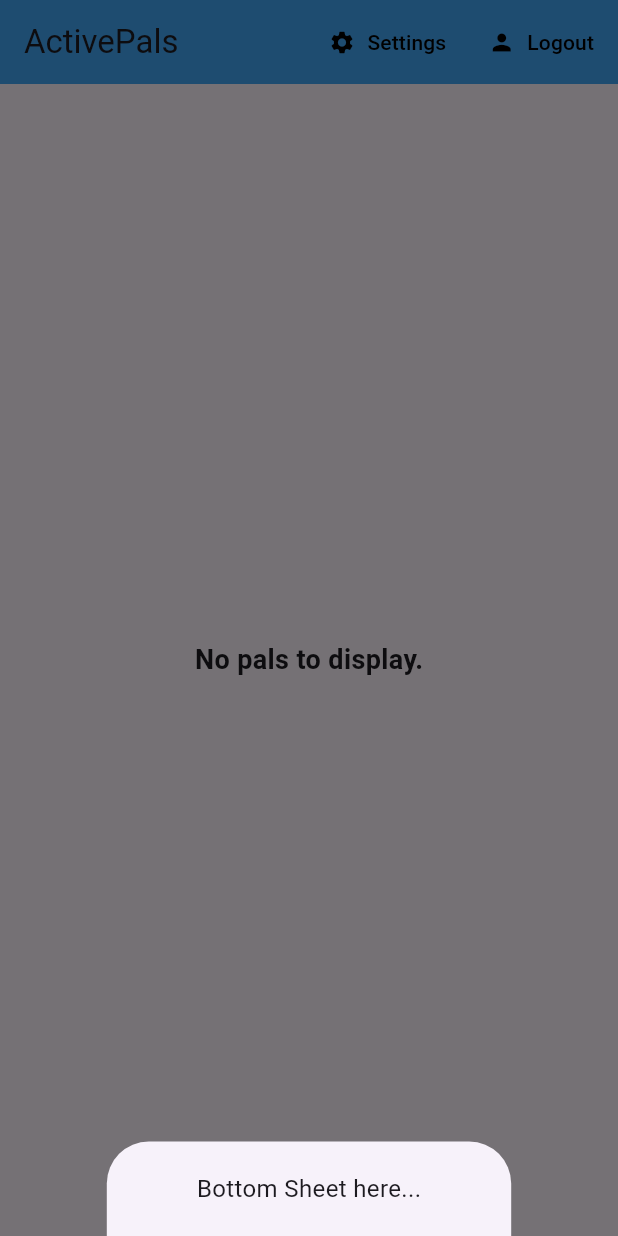
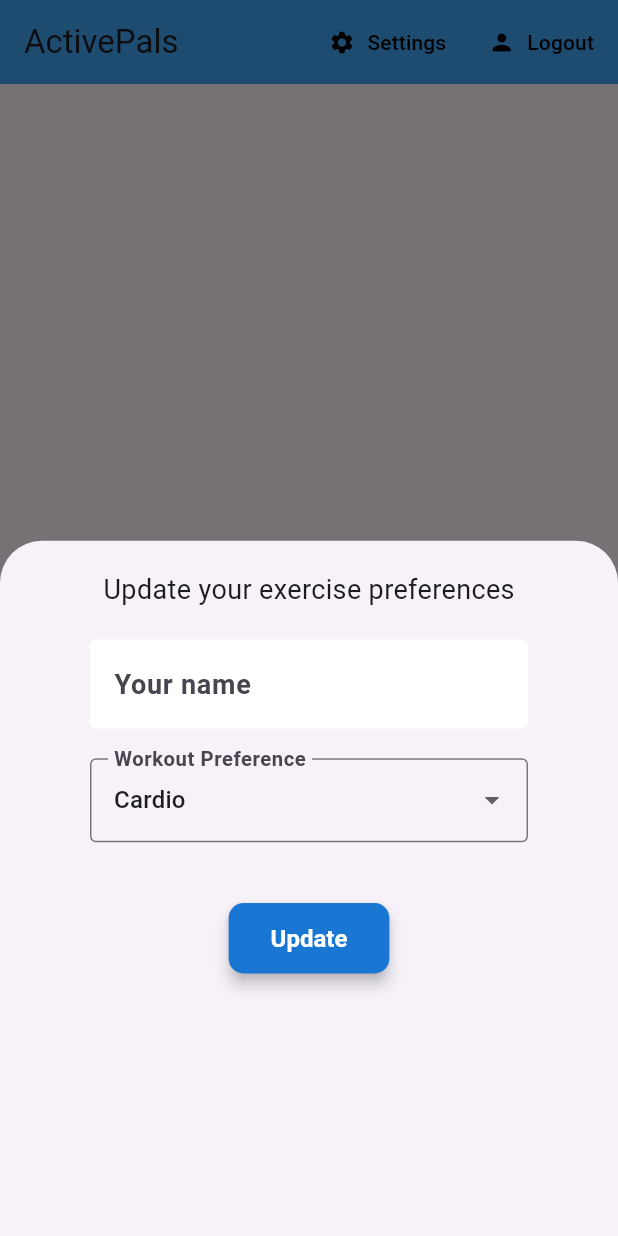
Before and after one commit to JalalA984/active-pals, a Flutter app: the screen it shows once a user with an empty profile is signed in, after a tap on "Settings", on a phone screen of 412 x 824 dp. Run offline on Flutter 3.47's test engine with Material 3 defaults, Android fonts, the light colour scheme and no system bars; our stand-ins replace cloud_firestore, firebase_auth, firebase_core, flutter_spinkit; accounts and stored records are empty; generated files the repository leaves out were written again.

Commit message:
implement initial update form

```diff
--- a/lib/screens/home/home.dart
+++ b/lib/screens/home/home.dart
@@ -1,5 +1,6 @@
 import 'package:active_pals/models/Pal.dart';
 import 'package:active_pals/screens/home/pals_list.dart';
+import 'package:active_pals/screens/home/settings_form.dart';
 import 'package:active_pals/screens/services/auth.dart';
 import 'package:active_pals/screens/services/database.dart';
 import 'package:flutter/material.dart';
@@ -16,7 +17,7 @@ class Home extends StatelessWidget {
       showModalBottomSheet(context: context, builder: (context) {
         return Container(
           padding: EdgeInsets.symmetric(vertical: 20.0, horizontal: 60.0),
-          child: Text("Bottom Sheet here..."),
+          child: SettingsForm(),
         );
       });
 
--- /dev/null
+++ b/lib/screens/home/settings_form.dart
@@ -0,0 +1,91 @@
+import 'dart:developer';
+
+import 'package:active_pals/widgets/constants.dart';
+import 'package:active_pals/widgets/primary_button.dart';
+import 'package:flutter/material.dart';
+
+class SettingsForm extends StatefulWidget {
+  const SettingsForm({super.key});
+
+  @override
+  State<SettingsForm> createState() => _SettingsFormState();
+}
+
+class _SettingsFormState extends State<SettingsForm> {
+  final _formKey = GlobalKey<FormState>();
+  final List<String> workoutTypes = [
+    "Cardio",
+    "Yoga",
+    "Weightlifting",
+    "Pilates",
+    "Meditation",
+    "Martial Arts"
+  ];
+
+  late String _currentName;
+  late String _currentWorkout;
+  late int _currentIntensity;
+
+  @override
+  Widget build(BuildContext context) {
+    return Form(
+      key: _formKey,
+      child: Column(
+        children: [
+          Text(
+            "Update your exercise preferences",
+            style: TextStyle(fontSize: 18.0),
+          ),
+          SizedBox(
+            height: 20.0,
+          ),
+          TextFormField(
+            decoration: textInputDecoration.copyWith(hintText: "Your name"),
+            validator: (val) => val!.isEmpty ? "Please enter a name" : null,
+            onChanged: (val) {
+              setState(() => _currentName = val);
+            },
+          ),
+          SizedBox(
+            height: 20.0,
+          ),
+
+          // Dropdown for workout type
+          DropdownButtonFormField<String>(
+            items: workoutTypes.map((workout) {
+              return DropdownMenuItem<String>(
+                value: workout,
+                child: Text(workout),
+              );
+            }).toList(),
+            onChanged: (value) {
+              setState(() => _currentWorkout = value!);
+            },
+            decoration: const InputDecoration(
+              labelText: "Workout Preference",
+              border: OutlineInputBorder(),
+            ),
+            value: workoutTypes.isNotEmpty ? workoutTypes[0] : "Cardio",
+          ),
+          SizedBox(
+            height: 20.0,
+          ),
+
+          // Slider for intensity
+
+          SizedBox(
+            height: 20.0,
+          ),
+
+          // Form button
+          PrimaryButton(
+              text: "Update",
+              onPressed: () async {
+                log(_currentName);
+                log(_currentWorkout);
+              })
+        ],
+      ),
+    );
+  }
+}
```
